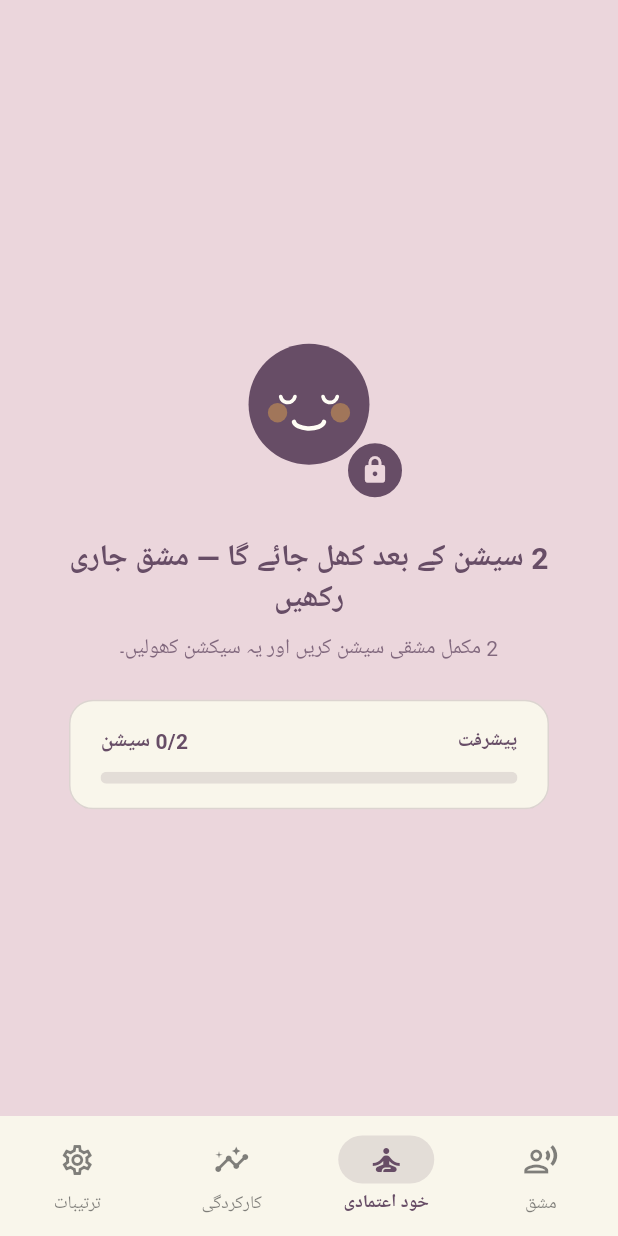
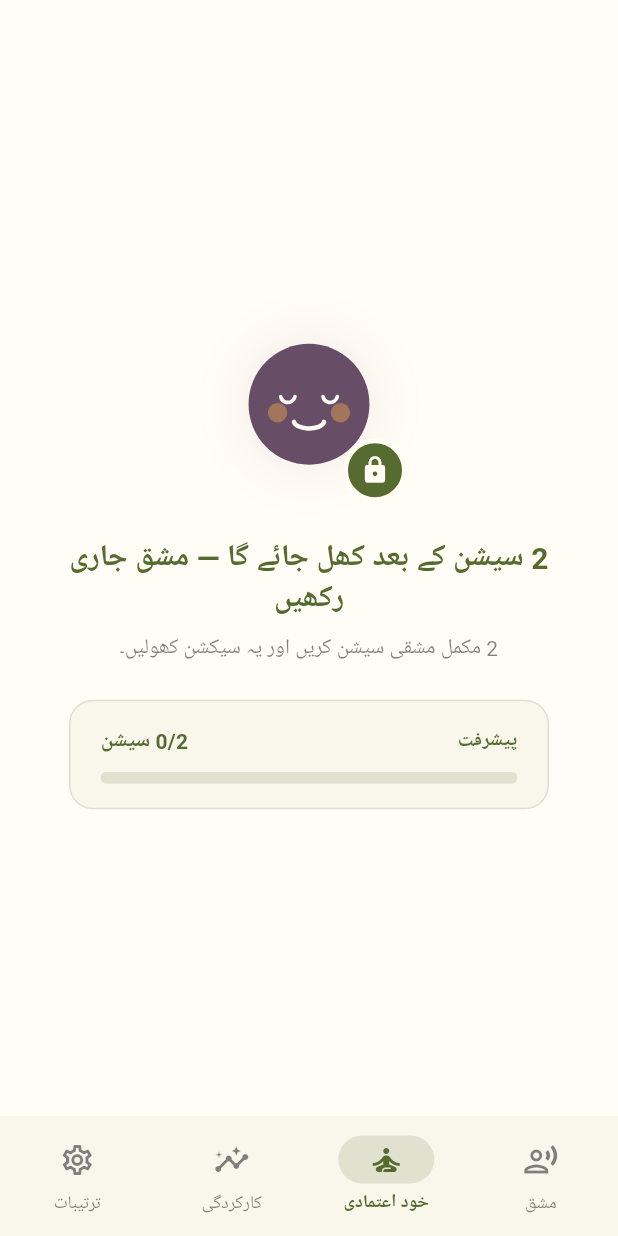
Before and after one commit to nayabamna770-art/alfaaz, a Flutter app: the HomeShellScreen screen opened directly, item 2 of the bottom bar chosen, on a phone screen of 412 x 824 dp. Run offline on Flutter 3.47's test engine with Material 3 defaults, Android fonts, the phone set to English and light mode, and no system bars; our stand-ins replace confetti, flutter_tts, just_audio, shared_preferences, smooth_page_indicator, supabase_flutter; missing offline and left inert: record; accounts and stored records are empty.

Commit message:
changing confidence screen colours

```diff
--- a/lib/screens/home/home_shell_screen.dart
+++ b/lib/screens/home/home_shell_screen.dart
@@ -47,14 +47,10 @@ class _HomeShellScreenState extends State<HomeShellScreen> {
 
   @override
   Widget build(BuildContext context) {
-    // Confidence tab (index 1) uses the Deep Mauve / Soft Pink Blush palette per §11
-    final bool isConfidenceTab = _currentTabIndex == 1;
-
     return Directionality(
       textDirection: _isUrdu ? TextDirection.rtl : TextDirection.ltr,
       child: Scaffold(
-        backgroundColor:
-            isConfidenceTab ? AppColors.pinkBlush : AppColors.cream,
+        backgroundColor: AppColors.cream,
         body: SafeArea(
           child: IndexedStack(
             index: _currentTabIndex,
@@ -69,17 +65,12 @@ class _HomeShellScreenState extends State<HomeShellScreen> {
         bottomNavigationBar: NavigationBarTheme(
           data: NavigationBarThemeData(
             backgroundColor: AppColors.creamSurface,
-            indicatorColor: isConfidenceTab
-                ? AppColors.deepMauve.withValues(alpha: 0.15)
-                : AppColors.darkOlive.withValues(alpha: 0.15),
+            indicatorColor: AppColors.darkOlive.withValues(alpha: 0.15),
             labelTextStyle: WidgetStateProperty.resolveWith((states) {
               final isSelected = states.contains(WidgetState.selected);
               return TextStyle(
-                color: isSelected
-                    ? (isConfidenceTab
-                        ? AppColors.deepMauve
-                        : AppColors.darkOlive)
-                    : AppColors.mutedCharcoal,
+                color:
+                    isSelected ? AppColors.darkOlive : AppColors.mutedCharcoal,
                 fontSize: 12,
                 fontWeight: isSelected ? FontWeight.bold : FontWeight.w500,
               );
@@ -87,11 +78,8 @@ class _HomeShellScreenState extends State<HomeShellScreen> {
             iconTheme: WidgetStateProperty.resolveWith((states) {
               final isSelected = states.contains(WidgetState.selected);
               return IconThemeData(
-                color: isSelected
-                    ? (isConfidenceTab
-                        ? AppColors.deepMauve
-                        : AppColors.darkOlive)
-                    : AppColors.mutedCharcoal,
+                color:
+                    isSelected ? AppColors.darkOlive : AppColors.mutedCharcoal,
               );
             }),
           ),
@@ -244,7 +232,7 @@ class _HomeShellScreenState extends State<HomeShellScreen> {
     );
   }
 
-  /// 2. Confidence Tab Placeholder (Deep Mauve #674D66 and Soft Pink Blush #EBD6DC strictly per §11)
+  /// 2. Confidence Tab Placeholder (Cream/Olive palette matching Practice tab)
   Widget _buildConfidencePlaceholder() {
     final bool isUnlocked = _completedSessions >= 2;
 
@@ -253,7 +241,7 @@ class _HomeShellScreenState extends State<HomeShellScreen> {
       final double progressFraction = progress / 2.0;
 
       return Container(
-        color: AppColors.pinkBlush,
+        color: AppColors.cream,
         padding: const EdgeInsets.symmetric(horizontal: 28, vertical: 24),
         child: Center(
           child: Column(
@@ -271,14 +259,14 @@ class _HomeShellScreenState extends State<HomeShellScreen> {
                   Container(
                     padding: const EdgeInsets.all(8),
                     decoration: BoxDecoration(
-                      color: AppColors.deepMauve,
+                      color: AppColors.darkOlive,
                       shape: BoxShape.circle,
-                      border: Border.all(color: AppColors.pinkBlush, width: 3),
+                      border: Border.all(color: AppColors.cream, width: 3),
                     ),
                     child: const Icon(
                       Icons.lock_rounded,
                       size: 20,
-                      color: AppColors.pinkBlush,
+                      color: AppColors.cream,
                     ),
                   ),
                 ],
@@ -292,7 +280,7 @@ class _HomeShellScreenState extends State<HomeShellScreen> {
                     : AppStrings.confidenceLockedTitleEn,
                 textAlign: TextAlign.center,
                 style: const TextStyle(
-                  color: AppColors.deepMauve,
+                  color: AppColors.darkOlive,
                   fontSize: 20,
                   fontWeight: FontWeight.bold,
                   height: 1.3,
@@ -306,8 +294,8 @@ class _HomeShellScreenState extends State<HomeShellScreen> {
                     ? AppStrings.confidenceLockedSubUr
                     : AppStrings.confidenceLockedSubEn,
                 textAlign: TextAlign.center,
-                style: TextStyle(
-                  color: AppColors.deepMauve.withValues(alpha: 0.8),
+                style: const TextStyle(
+                  color: AppColors.mutedCharcoal,
                   fontSize: 14,
                   height: 1.45,
                 ),
@@ -324,7 +312,7 @@ class _HomeShellScreenState extends State<HomeShellScreen> {
                   color: AppColors.creamSurface,
                   borderRadius: BorderRadius.circular(16),
                   border: Border.all(
-                    color: AppColors.deepMauve.withValues(alpha: 0.2),
+                    color: AppColors.borderCharcoal,
                   ),
                 ),
                 child: Column(
@@ -335,7 +323,7 @@ class _HomeShellScreenState extends State<HomeShellScreen> {
                         Text(
                           _isUrdu ? 'پیشرفت' : 'Progress',
                           style: const TextStyle(
-                            color: AppColors.deepMauve,
+                            color: AppColors.darkOlive,
                             fontSize: 13,
                             fontWeight: FontWeight.w600,
                           ),
@@ -343,7 +331,7 @@ class _HomeShellScreenState extends State<HomeShellScreen> {
                         Text(
                           '$progress/2 ${_isUrdu ? AppStrings.sessionsProgressUr : AppStrings.sessionsProgressEn}',
                           style: const TextStyle(
-                            color: AppColors.deepMauve,
+                            color: AppColors.darkOlive,
                             fontSize: 14,
                             fontWeight: FontWeight.bold,
                           ),
@@ -357,9 +345,9 @@ class _HomeShellScreenState extends State<HomeShellScreen> {
                         value: progressFraction,
                         minHeight: 8,
                         backgroundColor:
-                            AppColors.deepMauve.withValues(alpha: 0.15),
+                            AppColors.darkOlive.withValues(alpha: 0.15),
                         valueColor: const AlwaysStoppedAnimation<Color>(
-                            AppColors.deepMauve),
+                            AppColors.darkOlive),
                       ),
                     ),
                   ],
@@ -372,7 +360,7 @@ class _HomeShellScreenState extends State<HomeShellScreen> {
     }
 
     return Container(
-      color: AppColors.pinkBlush,
+      color: AppColors.cream,
       padding: const EdgeInsets.symmetric(horizontal: 24, vertical: 20),
       child: Center(
         child: Column(
@@ -388,7 +376,7 @@ class _HomeShellScreenState extends State<HomeShellScreen> {
               _isUrdu ? 'خود اعتمادی اور پرسکون سانس' : 'Confidence & Calm Practice',
               textAlign: TextAlign.center,
               style: const TextStyle(
-                color: AppColors.deepMauve,
+                color: AppColors.darkOlive,
                 fontSize: 22,
                 fontWeight: FontWeight.bold,
               ),
@@ -399,8 +387,8 @@ class _HomeShellScreenState extends State<HomeShellScreen> {
                   ? 'سانس کی مشقیں اور بولنے کا اعتماد۔ مرحلہ 9 میں مکمل طور پر چالو ہوگا۔'
                   : 'Guided breathing and visualization drills arriving in Phase 9.',
               textAlign: TextAlign.center,
-              style: TextStyle(
-                color: AppColors.deepMauve.withValues(alpha: 0.8),
+              style: const TextStyle(
+                color: AppColors.mutedCharcoal,
                 fontSize: 14,
                 height: 1.5,
               ),
```
